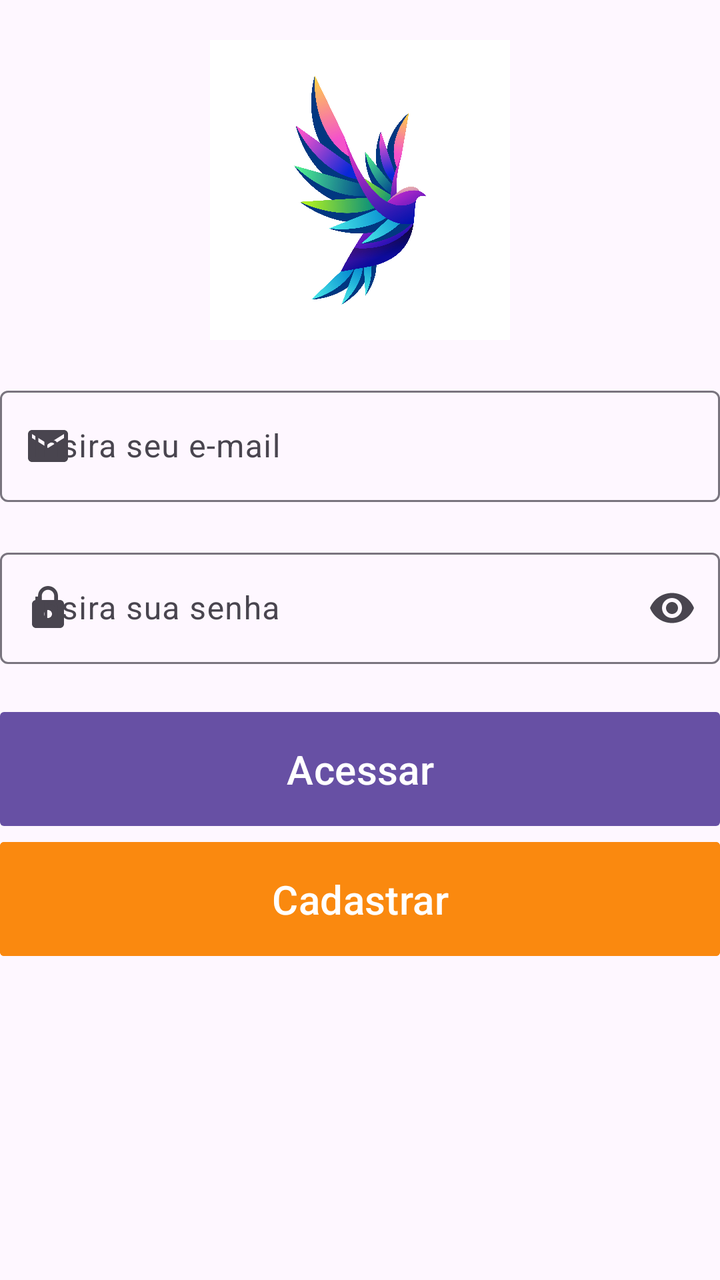
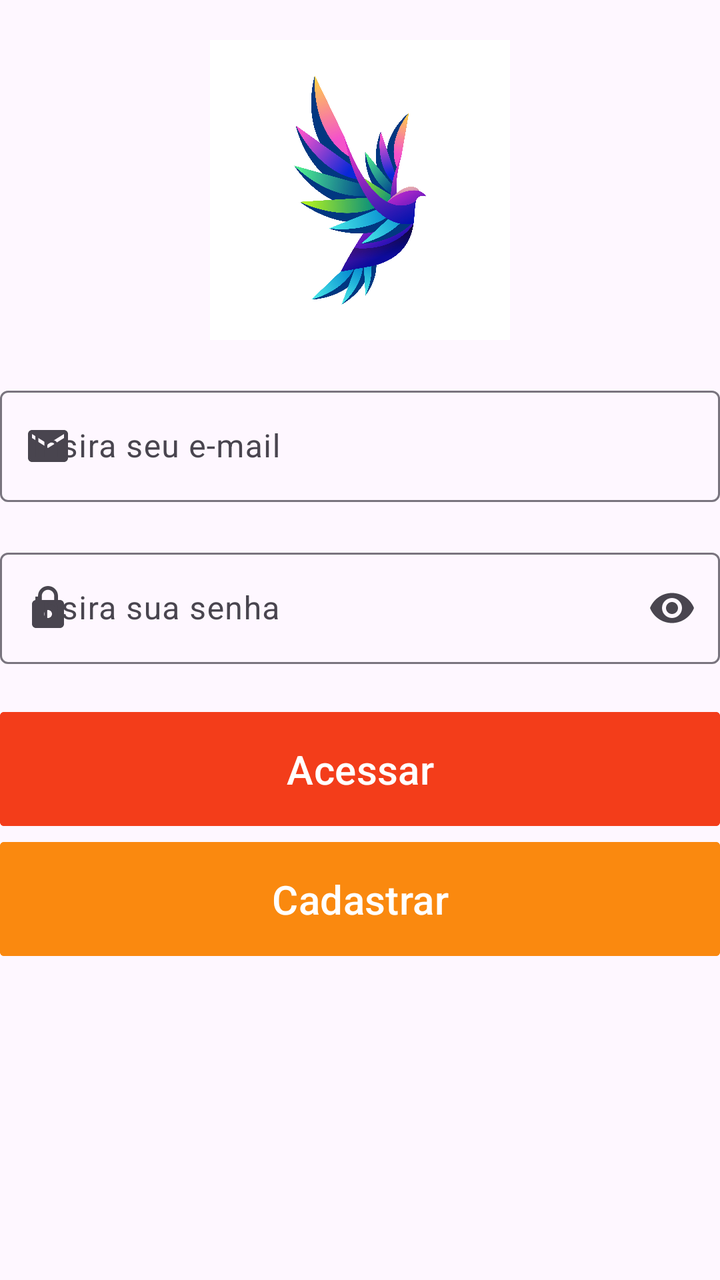

Before-and-after screenshots of an Android layout around one commit, followed by the original layout XML and the change that was made.
<!-- AndroidManifest.xml: application theme Theme.MyApp -->
<!-- res/layout/activity_login.xml -->
<?xml version="1.0" encoding="utf-8"?>
<LinearLayout xmlns:android="http://schemas.android.com/apk/res/android"
    xmlns:app="http://schemas.android.com/apk/res-auto"
    xmlns:tools="http://schemas.android.com/tools"
    android:id="@+id/main"
    android:layout_width="match_parent"
    android:layout_height="match_parent"
    android:layout_margin="20dp"
    android:orientation="vertical"
    tools:context=".LoginActivity">

    <ImageView
        android:layout_width="150dp"
        android:layout_height="150dp"
        android:layout_gravity="center_horizontal"
        android:layout_margin="20dp"
        android:src="@drawable/logo" />

    <com.google.android.material.textfield.TextInputLayout
        android:id="@+id/txtEmail"
        android:layout_width="match_parent"
        android:layout_height="wrap_content"
        android:layout_marginBottom="20dp"
        android:hint="Insira seu e-mail"
        app:endIconMode="clear_text"
        app:startIconDrawable="@drawable/baseline_email">

        <com.google.android.material.textfield.TextInputEditText
            android:layout_width="match_parent"
            android:layout_height="wrap_content"
            android:inputType="textEmailAddress"
            android:maxLength="50" />
    </com.google.android.material.textfield.TextInputLayout>

    <com.google.android.material.textfield.TextInputLayout
        android:id="@+id/txtSenha"
        android:layout_width="match_parent"
        android:layout_height="61dp"
        android:layout_marginBottom="20dp"
        android:hint="Insira sua senha"
        app:endIconMode="password_toggle"
        app:startIconDrawable="@drawable/baseline_lock">

        <com.google.android.material.textfield.TextInputEditText
            android:layout_width="match_parent"
            android:layout_height="wrap_content"
            android:inputType="textPassword"
            android:maxLength="20"
            android:minLength="12" />
    </com.google.android.material.textfield.TextInputLayout>

    <com.google.android.material.button.MaterialButton
        android:id="@+id/btnAcessar"
        android:layout_width="match_parent"
        android:layout_height="wrap_content"
        android:backgroundColor="#A020F"
        android:padding="15sp"
        android:text="Acessar"
        android:textSize="20sp"
        app:cornerRadius="2dp" />

    <com.google.android.material.button.MaterialButton
        android:id="@+id/btnCadastrar"
        android:layout_width="match_parent"
        android:layout_height="wrap_content"
        android:backgroundTint="#FA890F"
        android:padding="15sp"
        android:text="Cadastrar"
        android:textSize="20sp"
        app:cornerRadius="2dp" />

</LinearLayout>
<!-- resources referenced by this layout -->
<resources>
  <!-- drawable baseline_email (drawable) -->
  <vector xmlns:android="http://schemas.android.com/apk/res/android" android:height="24dp" android:tint="#000000" android:viewportHeight="24" android:viewportWidth="24" android:width="24dp">
        
      <path android:fillColor="@android:color/white" android:pathData="M20,4L4,4c-1.1,0 -1.99,0.9 -1.99,2L2,18c0,1.1 0.9,2 2,2h16c1.1,0 2,-0.9 2,-2L22,6c0,-1.1 -0.9,-2 -2,-2zM20,8l-8,5 -8,-5L4,6l8,5 8,-5v2z"/>
      
  </vector>
  <!-- drawable baseline_lock (drawable) -->
  <vector xmlns:android="http://schemas.android.com/apk/res/android" android:height="24dp" android:tint="#000000" android:viewportHeight="24" android:viewportWidth="24" android:width="24dp">
        
      <path android:fillColor="@android:color/white" android:pathData="M18,8h-1L17,6c0,-2.76 -2.24,-5 -5,-5S7,3.24 7,6v2L6,8c-1.1,0 -2,0.9 -2,2v10c0,1.1 0.9,2 2,2h12c1.1,0 2,-0.9 2,-2L20,10c0,-1.1 -0.9,-2 -2,-2zM12,17c-1.1,0 -2,-0.9 -2,-2s0.9,-2 2,-2 2,0.9 2,2 -0.9,2 -2,2zM15.1,8L8.9,8L8.9,6c0,-1.71 1.39,-3.1 3.1,-3.1 1.71,0 3.1,1.39 3.1,3.1v2z"/>
      
  </vector>
  <!-- drawable logo: jpg bitmap (drawable, 907144 bytes) -->
  <style name="Theme.MyApp" parent="Base.Theme.MyApp" />
  <style name="Base.Theme.MyApp" parent="Theme.Material3.DayNight.NoActionBar">
          
          
      </style>
</resources>

<!-- the commit's change to res/layout/activity_login.xml (unified diff, before → after) -->
@@ -35,7 +35,7 @@
     <com.google.android.material.textfield.TextInputLayout
         android:id="@+id/txtSenha"
         android:layout_width="match_parent"
-        android:layout_height="61dp"
+        android:layout_height="wrap_content"
         android:layout_marginBottom="20dp"
         android:hint="Insira sua senha"
         app:endIconMode="password_toggle"
@@ -45,15 +45,14 @@
             android:layout_width="match_parent"
             android:layout_height="wrap_content"
             android:inputType="textPassword"
-            android:maxLength="20"
-            android:minLength="12" />
+            android:maxLength="16" />
     </com.google.android.material.textfield.TextInputLayout>
 
     <com.google.android.material.button.MaterialButton
         android:id="@+id/btnAcessar"
         android:layout_width="match_parent"
         android:layout_height="wrap_content"
-        android:backgroundColor="#A020F"
+        android:backgroundTint="#F33D1A"
         android:padding="15sp"
         android:text="Acessar"
         android:textSize="20sp"
